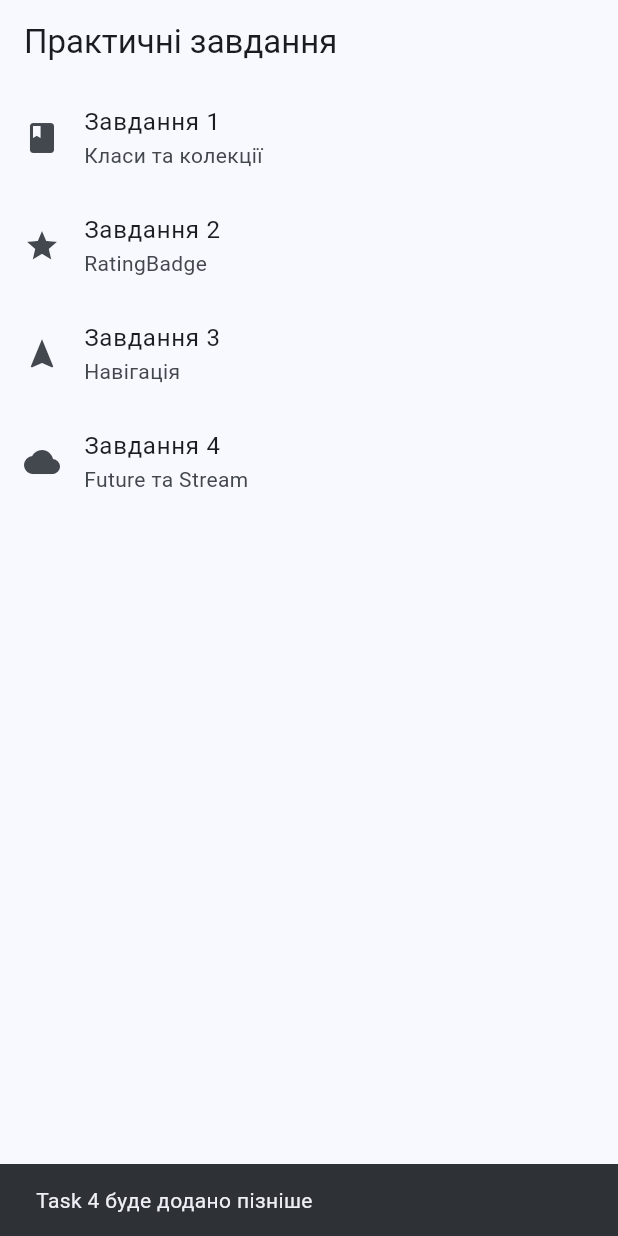
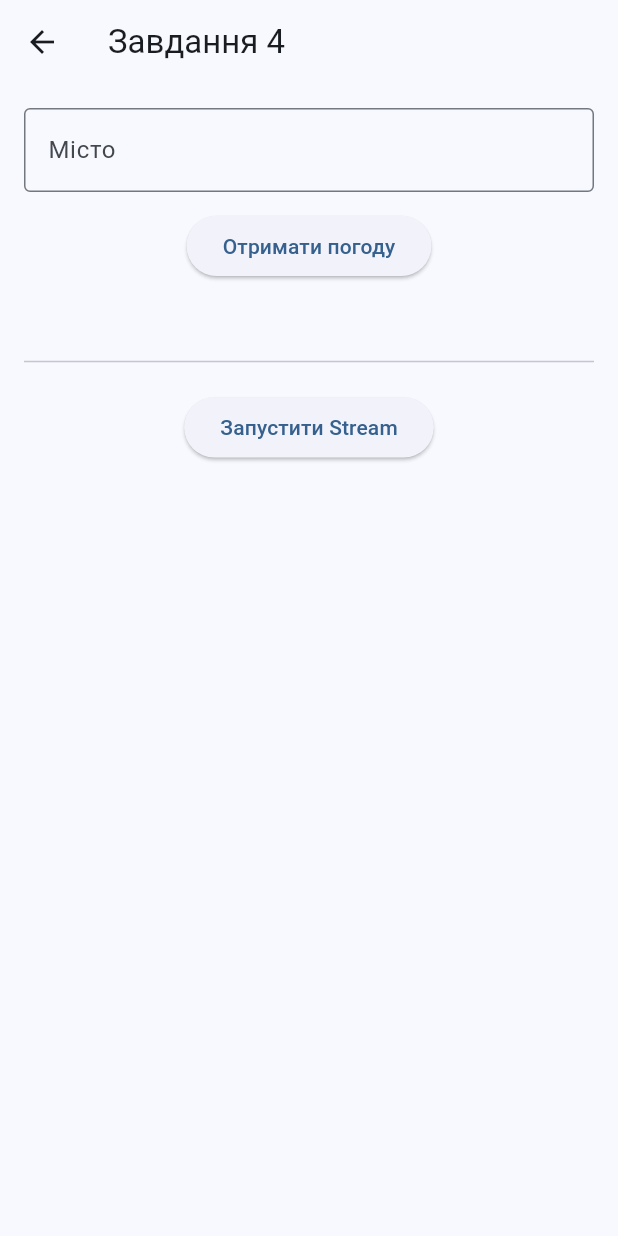
Before and after one commit to Masb1s/MK_Flutter, a Flutter app: the screen it shows after launch, after a tap on "Завдання 4", on a phone screen of 412 x 824 dp. Run offline on Flutter 3.47's test engine with Material 3 defaults, Android fonts, the phone set to English and light mode, and no system bars.

Commit message:
Implement weather service with Future and Stream

```diff
--- a/lib/main.dart
+++ b/lib/main.dart
@@ -3,6 +3,7 @@ import 'package:flutter/material.dart';
 import 'task1/library_task.dart';
 import 'task2/rating_screen.dart';
 import 'task3/home_screen.dart';
+import 'task4/weather_screen.dart';
 
 void main() {
   runApp(const MyApp());
@@ -83,11 +84,11 @@ class MainMenu extends StatelessWidget {
            title: const Text('Завдання 4'),
            subtitle: const Text('Future та Stream'),
            onTap: () {
-              ScaffoldMessenger.of(context).showSnackBar(
-                const SnackBar(
-                  content: Text(
-                    'Task 4 буде додано пізніше',
-                  ),
+           Navigator.push(
+           context,
+           MaterialPageRoute(
+           builder: (_) =>
+           const WeatherScreen(),
             ),
            );
           },
--- /dev/null
+++ b/lib/task4/weather_screen.dart
@@ -0,0 +1,133 @@
+import 'package:flutter/material.dart';
+import 'weather_service.dart';
+
+class WeatherScreen extends StatefulWidget {
+  const WeatherScreen({super.key});
+
+  @override
+  State<WeatherScreen> createState() =>
+      _WeatherScreenState();
+}
+
+class _WeatherScreenState
+    extends State<WeatherScreen> {
+  final cityController = TextEditingController();
+
+  final WeatherService service =
+      WeatherService();
+
+  String result = '';
+  List<int> temperatures = [];
+
+  Future<void> loadWeather() async {
+    try {
+      final weather =
+          await service.fetchCurrentWeather(
+        cityController.text.trim(),
+      );
+
+      setState(() {
+        result =
+            '${weather['city']}: '
+            '${weather['temp']}°C, '
+            '${weather['condition']}';
+      });
+    } catch (e) {
+      setState(() {
+        result = 'Помилка: $e';
+      });
+    }
+  }
+
+  Future<void> startStream() async {
+    temperatures.clear();
+
+    await for (final temp
+        in service.temperatureUpdates(
+      times: 5,
+    )) {
+      setState(() {
+        temperatures.add(temp);
+      });
+    }
+  }
+
+  @override
+  void dispose() {
+    cityController.dispose();
+    super.dispose();
+  }
+
+  @override
+  Widget build(BuildContext context) {
+    return Scaffold(
+      appBar: AppBar(
+        title: const Text('Завдання 4'),
+      ),
+      body: Padding(
+        padding: const EdgeInsets.all(16),
+        child: Column(
+          children: [
+            TextField(
+              controller: cityController,
+              decoration:
+                  const InputDecoration(
+                labelText: 'Місто',
+                border:
+                    OutlineInputBorder(),
+              ),
+            ),
+
+            const SizedBox(height: 12),
+
+            ElevatedButton(
+              onPressed: loadWeather,
+              child: const Text(
+                'Отримати погоду',
+              ),
+            ),
+
+            const SizedBox(height: 12),
+
+            Text(
+              result,
+              style: const TextStyle(
+                fontWeight:
+                    FontWeight.bold,
+              ),
+            ),
+
+            const Divider(height: 40),
+
+            ElevatedButton(
+              onPressed: startStream,
+              child: const Text(
+                'Запустити Stream',
+              ),
+            ),
+
+            const SizedBox(height: 10),
+
+            Expanded(
+              child: ListView.builder(
+                itemCount:
+                    temperatures.length,
+                itemBuilder:
+                    (context, index) {
+                  return ListTile(
+                    leading: const Icon(
+                      Icons.thermostat,
+                    ),
+                    title: Text(
+                      '${temperatures[index]}°C',
+                    ),
+                  );
+                },
+              ),
+            ),
+          ],
+        ),
+      ),
+    );
+  }
+}
```
Also changed, not shown: lib/task4/weather_service.dart (+43 -0 lines). Lines whose indentation alone changed are shown as unchanged.
